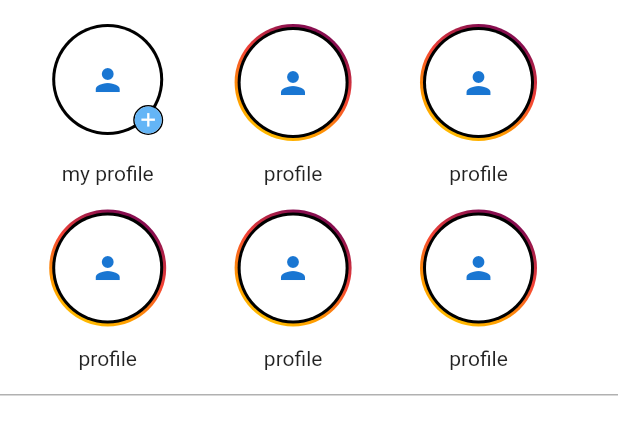
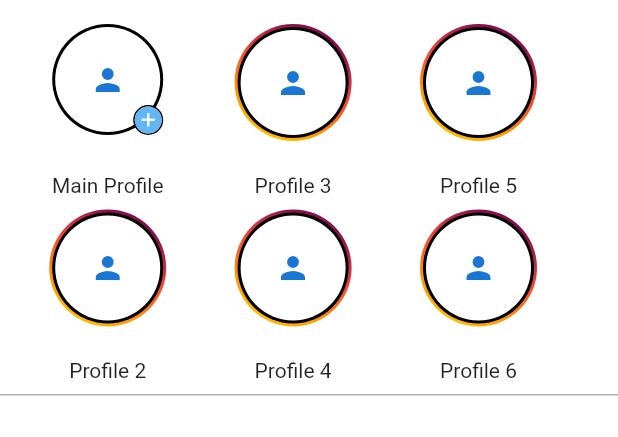
Before and after one commit to Android-Builds/Instagram, a Flutter app: the screen it shows after launch, on a phone screen of 412 x 824 dp, the part 72-509 px from its top. Run offline on Flutter 3.47's test engine with Material 2 defaults, Android fonts, the phone set to English and light mode, and no system bars; project files that could hold a hidden picture were left out.

Commit message:
Better layout pattern [1]

```diff
--- a/lib/main.dart
+++ b/lib/main.dart
@@ -79,7 +79,14 @@ class Feed extends StatefulWidget {
   _FeedState createState() => _FeedState();
 }
 
+int storyLength = 40;
+int storyPages = int.parse((storyLength / 6).toStringAsFixed(0));
+PageController _storycontroller = PageController(
+  initialPage: 0,
+);
+
 class _FeedState extends State<Feed> {
+  int counter = 0;
   @override
   Widget build(BuildContext context) {
     return Scaffold(
@@ -108,15 +115,48 @@ class _FeedState extends State<Feed> {
             Container(
               padding: EdgeInsets.symmetric(horizontal: 10.0),
               height: MediaQuery.of(context).size.height * 0.3,
+              child: PageView(
+                controller: _storycontroller,
+                children: List.generate(
+                  storyPages,
+                  (index) {
+                    return Container(
                       child: GridView.count(
                         scrollDirection: Axis.horizontal,
                         crossAxisCount: 2,
-                children: List.generate(20, (index) {
-                  if (index == 0)
-                    return ProfileStory();
-                  else
-                    return OtherStories();
-                }),
+                        children: List.generate(
+                          int.parse(((storyLength - counter) / 6)
+                                      .toStringAsFixed(0)) >
+                                  1
+                              ? 6
+                              : int.parse(((storyLength - counter) % 6)
+                                  .toStringAsFixed(0)),
+                          (index) {
+                            if (counter == 0) {
+                              counter++;
+                              return Column(
+                                children: [
+                                  ProfileStory(),
+                                  Spacer(),
+                                  Text('Main Profile'),
+                                ],
+                              );
+                            } else {
+                              counter++;
+                              return Column(
+                                children: [
+                                  OtherStories(),
+                                  Spacer(),
+                                  Text('Profile $counter'),
+                                ],
+                              );
+                            }
+                          },
+                        ),
+                      ),
+                    );
+                  },
+                ),
               ),
             ),
             Divider(
@@ -258,9 +298,7 @@ class OtherStories extends StatelessWidget {
   Widget build(BuildContext context) {
     return Padding(
       padding: EdgeInsets.all(8.0),
-      child: Column(
-        children: [
-          UnconstrainedBox(
+      child: UnconstrainedBox(
         child: Container(
           padding: EdgeInsets.all(2.0),
           decoration: BoxDecoration(
@@ -273,17 +311,12 @@ class OtherStories extends StatelessWidget {
                 Colors.orange,
                 Colors.yellowAccent[700],
               ], // whitish to gray
-                  tileMode:
-                      TileMode.clamp, // repeats the gradient over the canvas
+              tileMode: TileMode.clamp, // repeats the gradient over the canvas
             ),
             shape: BoxShape.circle,
           ),
           child: StoryWidget(),
         ),
-          ),
-          Spacer(),
-          Text('profile'),
-        ],
       ),
     );
   }
@@ -294,9 +327,7 @@ class ProfileStory extends StatelessWidget {
   Widget build(BuildContext context) {
     return Padding(
       padding: const EdgeInsets.all(8.0),
-      child: Column(
-        children: [
-          Center(
+      child: Center(
         child: Stack(
           children: [
             StoryWidget(),
@@ -324,10 +355,6 @@ class ProfileStory extends StatelessWidget {
           ],
         ),
       ),
-          Spacer(),
-          Text('my profile'),
-        ],
-      ),
     );
   }
 }
```
Lines whose indentation alone changed are shown as unchanged.
